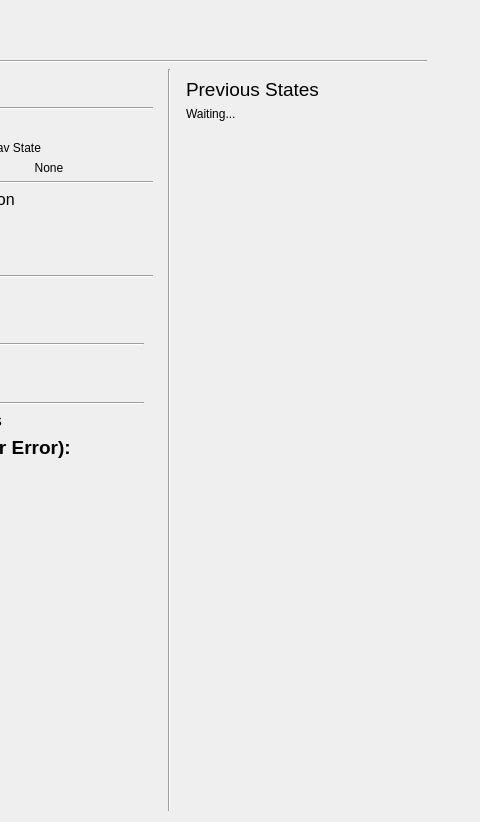
Above: mars_ws/src/autonomy/autonomy_gui.ui from BYUMarsRover/Autonomy-ROS2 before the change; both pictures show x 792 to 1272 and y 0 to 822 of the 1272 by 822 pixel window. Below: the same form after it.
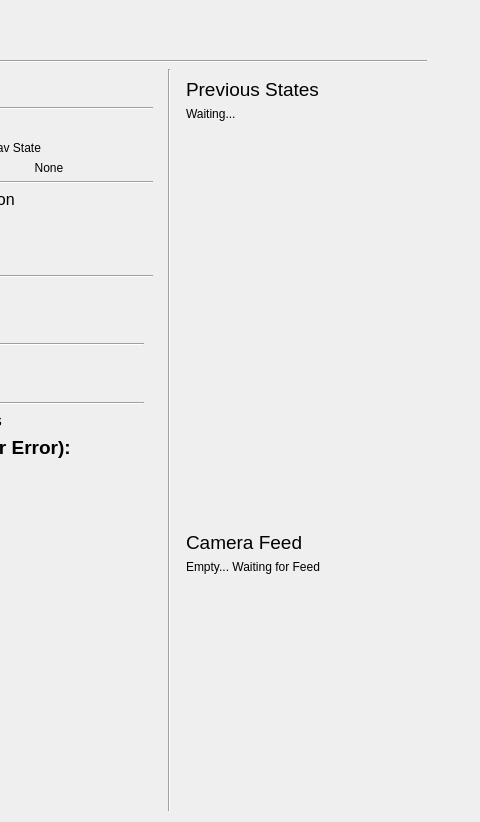
That is the form after the change.

Commit message: Camera Feed work in progress

What changed in the file:
```diff
--- a/mars_ws/src/autonomy/autonomy_gui.ui
+++ b/mars_ws/src/autonomy/autonomy_gui.ui
@@ -1288,13 +1288,13 @@
            <property name="minimumSize">
             <size>
              <width>250</width>
-             <height>500</height>
+             <height>750</height>
             </size>
            </property>
            <property name="maximumSize">
             <size>
              <width>250</width>
-             <height>500</height>
+             <height>750</height>
             </size>
            </property>
            <!-- Column 3 Layout (Previous State Column) -->
@@ -1305,7 +1305,7 @@
             <!-- Right Column Label Item -->
             <item alignment="Qt::AlignTop">
              <!-- Right Column Label Widget (Previous States) -->
-             <widget class="QLabel" name="LegInfoLabel">
+             <widget class="QLabel" name="PreviousStatesLabel">
               <property name="text">
                <string>&lt;html&gt;&lt;head/&gt;&lt;body&gt;&lt;p&gt;&lt;span style=&quot; font-size:14pt;&quot;&gt;Previous States&lt;/span&gt;&lt;/p&gt;&lt;/body&gt;&lt;/html&gt;</string>
               </property>
@@ -1324,6 +1324,44 @@
               </property>
               <property name="alignment">
                 <set>Qt::AlignLeft</set>
+              </property>
+              <property name="minimumSize">
+               <size>
+                <width>250</width>
+                <height>450</height>
+               </size>
+              </property>
+             </widget>
+            </item>
+            <!-- Camera Feed Label Item -->
+            <item alignment="Qt::AlignTop">
+             <!-- Title for camera feed section -->
+             <widget class="QLabel" name="CameraFeedLabel">
+              <property name="text">
+               <string>&lt;html&gt;&lt;head/&gt;&lt;body&gt;&lt;p&gt;&lt;span style=&quot; font-size:14pt;&quot;&gt;Camera Feed&lt;/span&gt;&lt;/p&gt;&lt;/body&gt;&lt;/html&gt;</string>
+              </property>
+              <property name="scaledContents">
+               <bool>false</bool>
+              </property>
+              <property name="alignment">
+               <set>Qt::AlignTop</set>
+              </property>
+             </widget>
+            </item> 
+            <item>
+             <!-- Low Frequency Camera Feed that can be used as seen fit -->
+             <widget class="QLabel" name="CameraFeed">
+              <property name="text">
+               <string>Empty... Waiting for Feed</string>
+              </property>
+              <property name="alignment">
+               <set>Qt::AlignTop</set>
+              </property>
+              <property name="minimumSize">
+               <size>
+                <width>250</width>
+                <height>250</height>
+               </size>
               </property>
              </widget>
             </item>
```
The commit also changes 1 other file.
